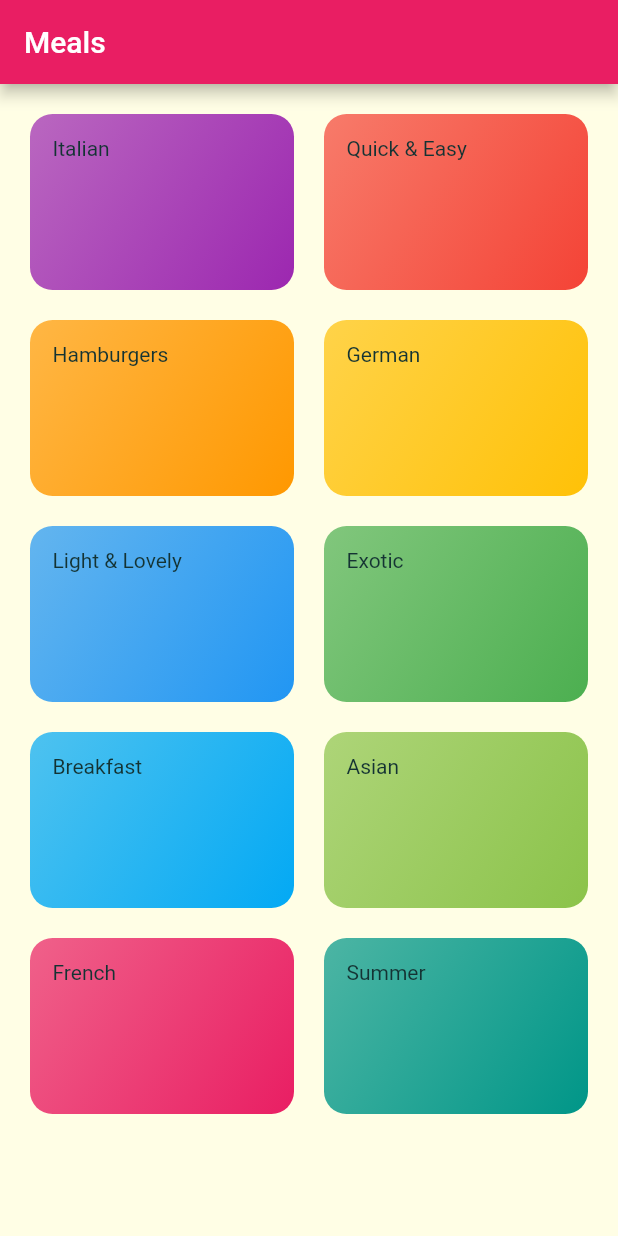
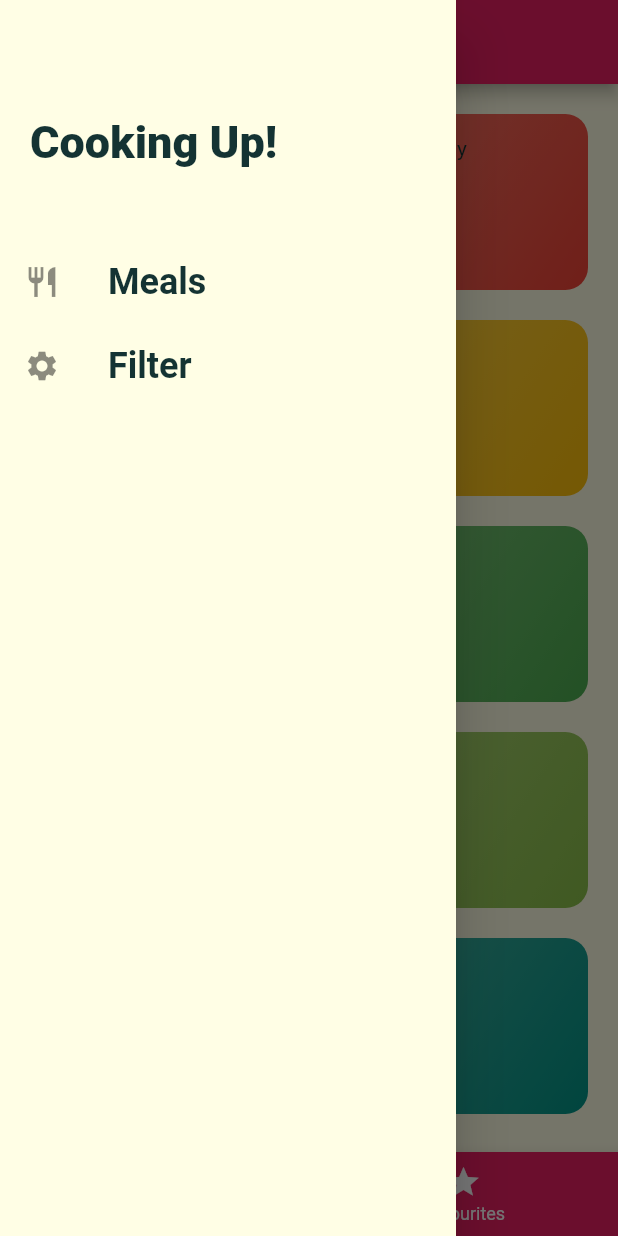
Before and after one commit to ralsuwaidi/flutter_page_exploration, a Flutter app: the screen it shows after launch, with the side drawer open (before the commit the screen has no drawer), on a phone screen of 412 x 824 dp. Run offline on Flutter 3.47's test engine with Material 2 defaults, Android fonts, the phone set to English and light mode, and no system bars; Roboto replaces fonts that are missing (Railway).

Commit message:
add drawer

```diff
--- a/lib/main.dart
+++ b/lib/main.dart
@@ -1,5 +1,6 @@
 import 'package:flutter/material.dart';
-import 'screens/categories_screen.dart';
+import './screens/tabs_screen.dart';
+import './screens/categories_screen.dart';
 
 void main() => runApp(MyApp());
 
@@ -21,7 +22,7 @@ class MyApp extends StatelessWidget {
               ),
             ),
       ),
-      home: CategoriesScreen(),
+      home: TabsScreen(),
     );
   }
 }
@@ -35,9 +36,6 @@ class _MyHomePageState extends State<MyHomePage> {
   @override
   Widget build(BuildContext context) {
     return Scaffold(
-      appBar: AppBar(
-        title: Text('DeliMeals'),
-      ),
       body: Center(
         child: Text('Navigation Time!'),
       ),
--- a/lib/screens/categories_screen.dart
+++ b/lib/screens/categories_screen.dart
@@ -6,9 +6,6 @@ class CategoriesScreen extends StatelessWidget {
   @override
   Widget build(BuildContext context) {
     return Scaffold(
-      appBar: AppBar(
-        title: const Text('Meals'),
-      ),
       body: GridView(
         padding: const EdgeInsets.all(20),
         children: DUMMY_CATEGORIES
--- /dev/null
+++ b/lib/screens/favourites_screen.dart
@@ -0,0 +1,10 @@
+import 'package:flutter/material.dart';
+
+class FavouriteScreen extends StatelessWidget {
+  @override
+  Widget build(BuildContext context) {
+    return Center(
+      child: Text('Hello'),
+    );
+  }
+}
--- a/lib/screens/meal_detail_screen.dart
+++ b/lib/screens/meal_detail_screen.dart
@@ -52,7 +52,10 @@ class MealDetailScreen extends StatelessWidget {
                   color: Theme.of(context).colorScheme.secondary,
                   child: Padding(
                     padding: const EdgeInsets.all(8.0),
-                    child: Text(selectedMeal.ingredients[index]),
+                    child: Text(
+                      selectedMeal.ingredients[index],
+                      style: TextStyle(color: Colors.white),
+                    ),
                   ),
                 ),
               ),
--- /dev/null
+++ b/lib/screens/tabs_screen.dart
@@ -0,0 +1,52 @@
+import 'package:flutter/material.dart';
+import '../widgets/main_drawer.dart';
+import './categories_screen.dart';
+import './favourites_screen.dart';
+
+class TabsScreen extends StatefulWidget {
+  @override
+  _TabsScreenState createState() => _TabsScreenState();
+}
+
+class _TabsScreenState extends State<TabsScreen> {
+  List<Map<String, Object>> _pages = [
+    {'page': CategoriesScreen(), 'title': 'Categories'},
+    {'page': FavouriteScreen(), 'title': 'Favourites'},
+  ];
+
+  int _selectPageIndex = 0;
+
+  void _selectPage(int index) {
+    setState(() {
+      _selectPageIndex = index;
+    });
+  }
+
+  @override
+  Widget build(BuildContext context) {
+    return Scaffold(
+      appBar: AppBar(
+        title: Text(_pages[_selectPageIndex]['title']),
+      ),
+      body: _pages[_selectPageIndex]['page'],
+      drawer: MainDrawer(),
+      bottomNavigationBar: BottomNavigationBar(
+        onTap: _selectPage,
+        unselectedItemColor: Colors.white,
+        selectedItemColor: Colors.yellow,
+        backgroundColor: Theme.of(context).primaryColor,
+        currentIndex: _selectPageIndex,
+        items: [
+          BottomNavigationBarItem(
+            icon: Icon(Icons.category),
+            label: 'Categories',
+          ),
+          BottomNavigationBarItem(
+            icon: Icon(Icons.star),
+            label: 'Favourites',
+          )
+        ],
+      ),
+    );
+  }
+}
--- /dev/null
+++ b/lib/widgets/main_drawer.dart
@@ -0,0 +1,53 @@
+import 'package:flutter/material.dart';
+
+class MainDrawer extends StatelessWidget {
+  Widget buildListTile(String title, Widget icon) {
+    return ListTile(
+      leading: icon,
+      title: Text(
+        title,
+        style: TextStyle(
+          fontSize: 24,
+          fontWeight: FontWeight.bold,
+        ),
+      ),
+    );
+  }
+
+  @override
+  Widget build(BuildContext context) {
+    return Drawer(
+      child: Column(
+        children: [
+          Container(
+            height: 140,
+            width: double.infinity,
+            padding: EdgeInsets.all(20),
+            alignment: Alignment.centerLeft,
+            child: Container(
+              padding: EdgeInsets.only(top: 50),
+              child: Text(
+                'Cooking Up!',
+                style: TextStyle(
+                  fontWeight: FontWeight.w900,
+                  fontSize: 30,
+                ),
+              ),
+            ),
+          ),
+          SizedBox(
+            height: 20,
+          ),
+          buildListTile(
+            'Meals',
+            Icon(Icons.restaurant),
+          ),
+          buildListTile(
+            'Filter',
+            Icon(Icons.settings),
+          ),
+        ],
+      ),
+    );
+  }
+}
```
